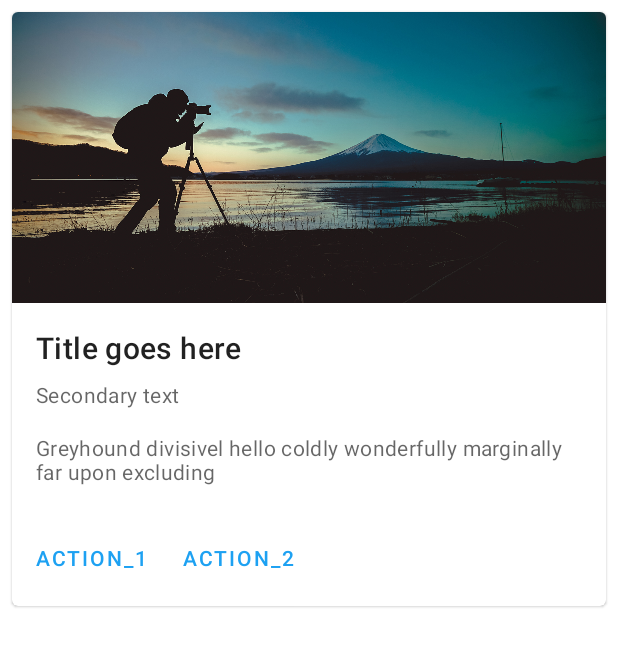
After one commit to Agostinhodossantos/BewiseApp, an Android app: the layout item_input_search.xml on its own in the app's theme, with its tools: preview values and no code run, on a phone screen of 412 x 824 dp. The commit adds this screen. Shown: the top 647 px of the screen. Run offline under Robolectric (Android 15) with nearby library versions, the phone set to English and light mode, and no system bars.

Commit message:
add item_input_search

```diff
--- a/app/src/main/res/layout/fragment_home.xml
+++ b/app/src/main/res/layout/fragment_home.xml
@@ -32,6 +32,19 @@
 
             <include layout="@layout/home_menu_layout"/>
 
+            <TextView
+                android:layout_width="wrap_content"
+                android:layout_height="wrap_content"
+                android:gravity="center_vertical"
+                android:drawableLeft="@drawable/tips"
+                android:drawablePadding="5dp"
+                android:layout_marginTop="28dp"
+                android:layout_marginStart="10dp"
+                android:layout_marginBottom="16dp"
+                android:text="Começo rápido"
+                android:textAppearance="@style/TextAppearance.AppCompat.Subhead" />
+
+            <include layout="@layout/item_quick_start"/>
 
             <TextView
                 android:layout_width="wrap_content"
@@ -45,7 +58,7 @@
                 android:text="Começo rápido"
                 android:textAppearance="@style/TextAppearance.AppCompat.Subhead" />
 
-            <include layout="@layout/item_quick_start"/>
+            <include layout="@layout/item_input_search"/>
 
             <TextView
                 android:id="@+id/text_home"
@@ -64,5 +77,4 @@
 
         </LinearLayout>
     </androidx.core.widget.NestedScrollView>
-
 </LinearLayout>
--- /dev/null
+++ b/app/src/main/res/layout/item_input_search.xml
@@ -0,0 +1,77 @@
+<?xml version="1.0" encoding="utf-8"?>
+<com.google.android.material.card.MaterialCardView android:id="@+id/card"
+    android:layout_width="match_parent"
+    android:layout_height="wrap_content"
+    android:layout_margin="8dp"
+    xmlns:android="http://schemas.android.com/apk/res/android">
+
+    <LinearLayout
+        android:layout_width="match_parent"
+        android:layout_height="wrap_content"
+        android:orientation="vertical">
+
+        <!-- Media -->
+        <ImageView
+            android:layout_width="match_parent"
+            android:layout_height="194dp"
+             android:src="@drawable/img"
+            android:scaleType="centerCrop"
+            android:contentDescription=""
+            />
+
+        <LinearLayout
+            android:layout_width="match_parent"
+            android:layout_height="wrap_content"
+            android:orientation="vertical"
+            android:padding="16dp">
+
+            <!-- Title, secondary and supporting text -->
+            <TextView
+                android:layout_width="wrap_content"
+                android:layout_height="wrap_content"
+                android:text="Title goes here"
+                android:textAppearance="?attr/textAppearanceHeadline6"
+                />
+            <TextView
+                android:layout_width="wrap_content"
+                android:layout_height="wrap_content"
+                android:layout_marginTop="8dp"
+                android:text="Secondary text"
+                android:textAppearance="?attr/textAppearanceBody2"
+                android:textColor="?android:attr/textColorSecondary"
+                />
+            <TextView
+                android:layout_width="wrap_content"
+                android:layout_height="wrap_content"
+                android:layout_marginTop="16dp"
+                android:text="Greyhound divisivel hello coldly wonderfully marginally far upon excluding"
+                android:textAppearance="?attr/textAppearanceBody2"
+                android:textColor="?android:attr/textColorSecondary"
+                />
+
+        </LinearLayout>
+
+        <!-- Buttons -->
+        <LinearLayout
+            android:layout_width="wrap_content"
+            android:layout_height="wrap_content"
+            android:layout_margin="8dp"
+            android:orientation="horizontal">
+            <com.google.android.material.button.MaterialButton
+                android:layout_width="wrap_content"
+                android:layout_height="wrap_content"
+                android:layout_marginEnd="8dp"
+                android:text="action_1"
+                style="?attr/borderlessButtonStyle"
+                />
+            <com.google.android.material.button.MaterialButton
+                android:layout_width="wrap_content"
+                android:layout_height="wrap_content"
+                android:text="action_2"
+                style="?attr/borderlessButtonStyle"
+                />
+        </LinearLayout>
+
+    </LinearLayout>
+
+</com.google.android.material.card.MaterialCardView>
```
